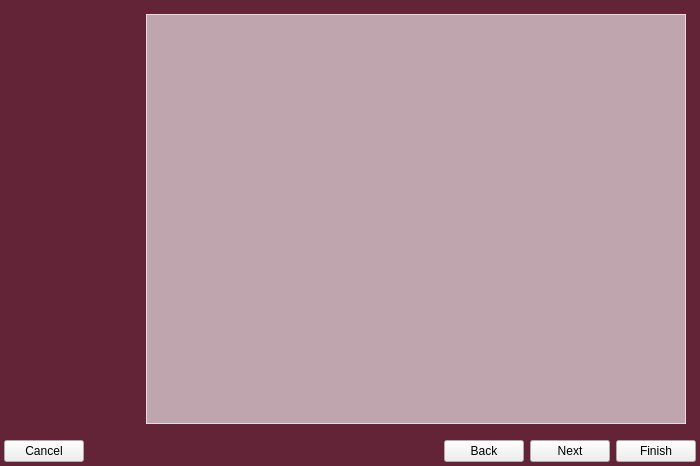
Qt form kde/kaptan/src/gui/kaptanMain.ui (pars-linux/uludag) before a commit.
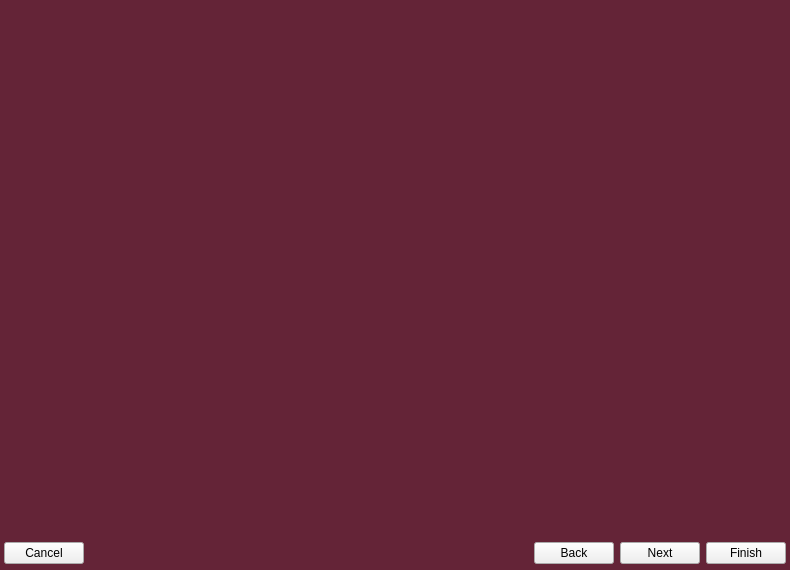
The same form after that commit. Icons and pictures are not drawn.

Commit message: kaptan 2009.1 RC

Patch:
```diff
--- a/kde/kaptan/src/gui/kaptanMain.ui
+++ b/kde/kaptan/src/gui/kaptanMain.ui
@@ -6,8 +6,8 @@
    <rect>
     <x>0</x>
     <y>0</y>
-    <width>700</width>
-    <height>466</height>
+    <width>790</width>
+    <height>570</height>
    </rect>
   </property>
   <property name="sizePolicy">
@@ -18,14 +18,14 @@
   </property>
   <property name="minimumSize">
    <size>
-    <width>700</width>
-    <height>466</height>
+    <width>790</width>
+    <height>570</height>
    </size>
   </property>
   <property name="maximumSize">
    <size>
-    <width>700</width>
-    <height>466</height>
+    <width>790</width>
+    <height>570</height>
    </size>
   </property>
   <property name="windowTitle">
@@ -44,13 +44,6 @@
        alternate-background-color: gray;
        selection-background-color: gray;
 }
-
-QStackedWidget#mainStack {
-	 color: white;
-     border-style: outset;
-     border-width: 1px;
-     border-color: rgba(255, 255, 255, 152);
-}
 </string>
   </property>
   <layout class="QGridLayout" name="gridLayout_3">
@@ -63,9 +56,18 @@
    <item row="0" column="0">
     <widget class="QWidget" name="kaptan" native="true">
      <layout class="QGridLayout" name="gridLayout_2">
-      <property name="margin">
+      <property name="leftMargin">
        <number>4</number>
       </property>
+      <property name="topMargin">
+       <number>4</number>
+      </property>
+      <property name="rightMargin">
+       <number>4</number>
+      </property>
+      <property name="bottomMargin">
+       <number>6</number>
+      </property>
       <property name="spacing">
        <number>-1</number>
       </property>
@@ -75,14 +77,15 @@
          <widget class="QLabel" name="labelMenu">
           <property name="font">
            <font>
-            <pointsize>10</pointsize>
+            <pointsize>11</pointsize>
            </font>
           </property>
           <property name="autoFillBackground">
            <bool>false</bool>
           </property>
           <property name="styleSheet">
-           <string notr="true">color: rgb(95, 34, 52);</string>
+           <string notr="true">color: rgb(95, 34, 52);
+padding-top: 10px;</string>
           </property>
           <property name="lineWidth">
            <number>2</number>
@@ -94,7 +97,7 @@
            <set>Qt::AlignLeading|Qt::AlignLeft|Qt::AlignTop</set>
           </property>
           <property name="indent">
-           <number>15</number>
+           <number>20</number>
           </property>
          </widget>
         </item>
@@ -108,7 +111,7 @@
           </property>
           <property name="sizeHint" stdset="0">
            <size>
-            <width>120</width>
+            <width>180</width>
             <height>20</height>
            </size>
           </property>
@@ -143,9 +146,10 @@
            </sizepolicy>
           </property>
           <property name="styleSheet">
-           <string notr="true">QStackedWidget#mainStack{background-color:rgba(255, 255, 255,150);
-margin: 10px;
+           <string notr="true">QStackedWidget#mainStack{background-color:rgba(255, 255, 255,0);
+margin: 0px;
 border-radius: 0px;
+color: white;
 }</string>
           </property>
           <property name="frameShape">
```
The commit also changes 16 other files.
